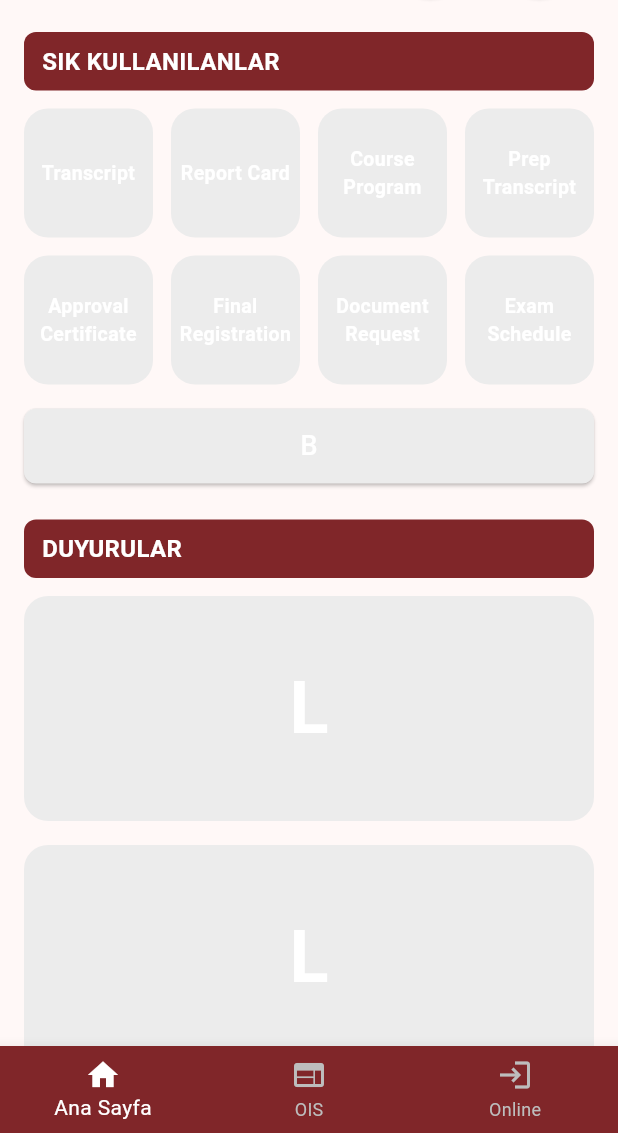
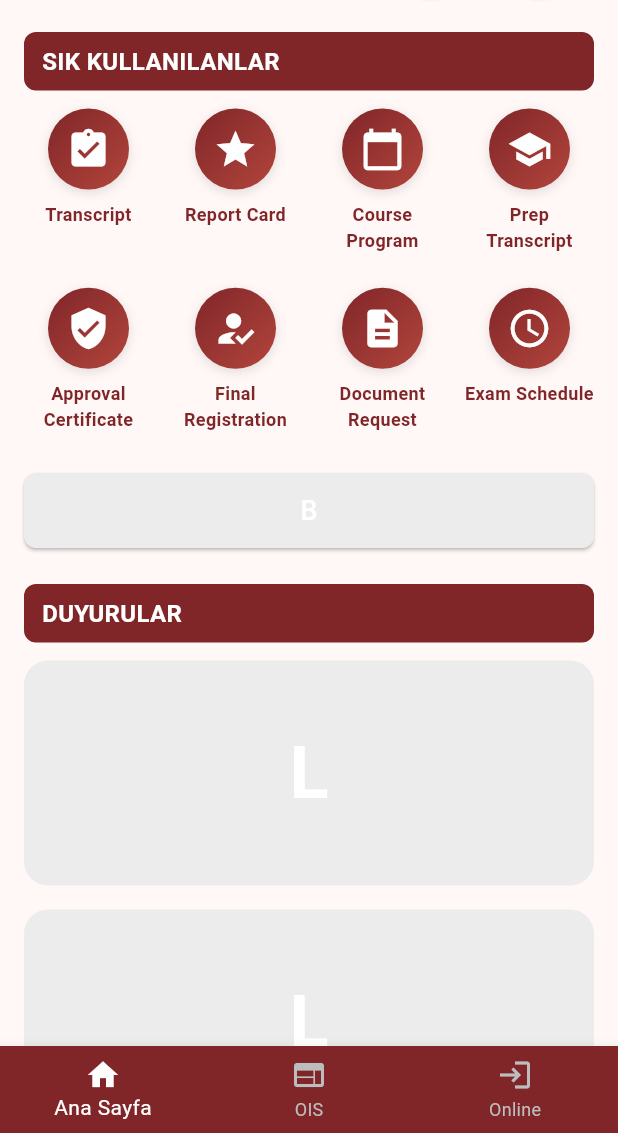
Before and after one commit to Hamzamn19/Beykoz-app, a Flutter app: the HomeScreen screen opened directly, on a phone screen of 412 x 824 dp, the part 103-1236 px from its top. Run offline on Flutter 3.47's test engine with Material 3 defaults, Android fonts, the light colour scheme and no system bars; our stand-ins replace firebase_auth, firebase_core, font_awesome_flutter, webview_flutter; accounts and stored records are empty.

Commit message:
Refactor: Add icons to frequently used grid items
- Added an `icon` field to the `frequentlyUsed` list.
- Updated `_buildFrequentlyUsedGrid` to display icons above the labels.
- Styled the icons with a circular background and gradient.
- Adjusted `childAspectRatio` to accommodate the new layout.
- Changed label text color.

```diff
--- a/lib/home.dart
+++ b/lib/home.dart
@@ -227,46 +227,48 @@ class DesignedHomePage extends StatelessWidget {
   }
 
   Widget _buildFrequentlyUsedGrid() {
-    // List of button data: label and relative URL
-    final List<Map<String, String>> frequentlyUsed = [
+    // Liste des éléments avec icônes
+    final List<Map<String, dynamic>> frequentlyUsed = [
       {
         'label': 'Transcript',
         'url': 'https://ois.beykoz.edu.tr/ogrenciler/belge/transkript',
+        'icon': Icons.assignment_turned_in,
       },
       {
         'label': 'Report Card',
         'url': 'https://ois.beykoz.edu.tr/ogrenciler/belge/ogrkarne',
+        'icon': Icons.grade,
       },
       {
         'label': 'Course Program',
         'url': 'https://ois.beykoz.edu.tr/ogrenciler/belge/ogrdersprogrami',
+        'icon': Icons.calendar_today,
       },
       {
         'label': 'Prep Transcript',
-        'url':
-        'https://ois.beykoz.edu.tr/hazirlik/hazirliksinav/ogrpreptranskript',
+        'url': 'https://ois.beykoz.edu.tr/hazirlik/hazirliksinav/ogrpreptranskript',
+        'icon': Icons.school,
       },
       {
         'label': 'Approval Certificate',
         'url': 'https://ois.beykoz.edu.tr/ogrenciler/belge/dersdanismanonay',
+        'icon': Icons.verified_user,
       },
       {
         'label': 'Final Registration',
         'url': 'https://ois.beykoz.edu.tr/ogrenciler/belge/kesinkayitbelgesi',
+        'icon': Icons.how_to_reg,
       },
       {
         'label': 'Document Request',
         'url': 'https://ois.beykoz.edu.tr/ogrenciler/belgetalep/duzenle2',
+        'icon': Icons.description,
       },
       {
         'label': 'Exam Schedule',
         'url': 'https://ois.beykoz.edu.tr/ogrenciler/belge/sinavprogrami',
+        'icon': Icons.schedule,
       },
-      // If you want to add "Exam Result" as a 9th button, add here.
-      // {
-      //   'label': 'Exam Result',
-      //   'url': 'https://ois.beykoz.edu.tr/ogrenciler/belge/ogrsinavsonuc',
-      // },
     ];
 
     return GridView.builder(
@@ -276,7 +278,7 @@ class DesignedHomePage extends StatelessWidget {
         crossAxisCount: 4,
         crossAxisSpacing: 12,
         mainAxisSpacing: 12,
-        childAspectRatio: 1,
+        childAspectRatio: 0.8, // أقل من 1 ليظهر النص أسفل الأيقونة
       ),
       itemCount: frequentlyUsed.length,
       itemBuilder: (context, index) {
@@ -288,29 +290,54 @@ class DesignedHomePage extends StatelessWidget {
               MaterialPageRoute(
                 builder: (context) => WebViewPage(
                   url: item['url']!,
-                  username: null, // Or pass username if needed
-                  password: null, // Or pass password if needed
+                  username: null,
+                  password: null,
                 ),
               ),
             );
           },
           borderRadius: BorderRadius.circular(16),
-          child: Container(
-            decoration: BoxDecoration(
-              color: cardColor,
-              borderRadius: BorderRadius.circular(16),
-            ),
-            child: Center(
-              child: Text(
+          child: Column(
+            mainAxisSize: MainAxisSize.min,
+            children: [
+              Container(
+                width: 54,
+                height: 54,
+                decoration: BoxDecoration(
+                  shape: BoxShape.circle,
+                  gradient: const LinearGradient(
+                    colors: [
+                      Color(0xFF802629),
+                      Color(0xFFB2453C),
+                    ],
+                    begin: Alignment.topLeft,
+                    end: Alignment.bottomRight,
+                  ),
+                  boxShadow: [
+                    BoxShadow(
+                      color: Colors.black12,
+                      blurRadius: 6,
+                      offset: Offset(0, 2),
+                    ),
+                  ],
+                ),
+                child: Icon(
+                  item['icon'],
+                  color: Colors.white,
+                  size: 30,
+                ),
+              ),
+              const SizedBox(height: 8),
+              Text(
                 item['label']!,
                 textAlign: TextAlign.center,
                 style: const TextStyle(
-                  color: Colors.white,
-                  fontSize: 13,
+                  color: Color(0xFF802629),
+                  fontSize: 12,
                   fontWeight: FontWeight.bold,
                 ),
               ),
-            ),
+            ],
           ),
         );
       },
```
